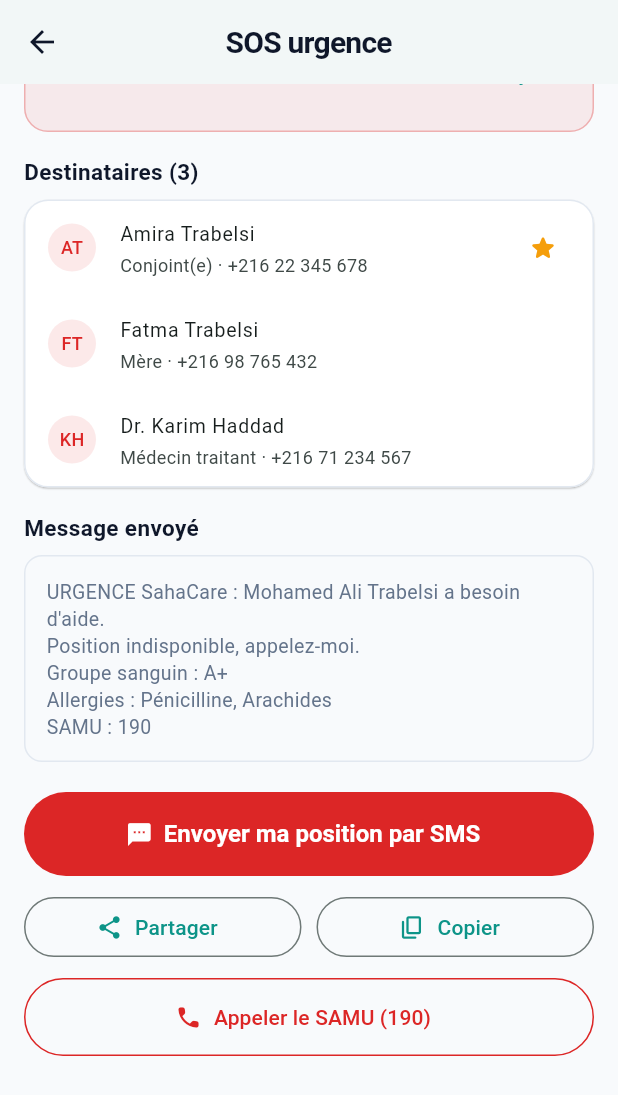
After one commit to mohamedalirom/SahaCare, a Flutter app: the EmergencySosPage screen opened directly, scrolled down 163 dp, after a tap on "Réessayer", on a phone screen of 412 x 824 dp. The commit adds this screen. Shown: the top 1095 px of the screen. Run offline on Flutter 3.47's test engine with Material 3 defaults, Android fonts, the phone set to English and light mode, and no system bars; our stand-ins replace connectivity_plus, file_picker, fl_chart, flutter_dotenv, flutter_local_notifications, flutter_map and 18 more; missing offline and left inert: dart:js_interop, google_mlkit_text_recognition, pdfx, slang; accounts and stored records are empty; generated files the repository leaves out were written again.

Commit message:
feat(urgence): bouton SOS qui envoie la position aux contacts d'urgence
- Écran SOS : localisation GPS, lien Google Maps, groupe sanguin et allergies dans le message
- SMS prêt à envoyer vers tous les contacts d'urgence (Android et iOS)
- Partager / copier le message sur web et ordinateur
- Appel direct du SAMU (190)
- Alerte possible même sans position (GPS coupé ou permission refusée)

```diff
--- /dev/null
+++ b/lib/features/medical_documents/data/services/emergency_alert_service.dart
@@ -0,0 +1,85 @@
+import 'package:flutter/foundation.dart';
+import 'package:geolocator/geolocator.dart';
+import 'package:url_launcher/url_launcher.dart';
+
+import '../../../appointments/nearby/data/datasources/location_service.dart';
+
+/// Numéro du SAMU en Tunisie
+const String samuNumber = '190';
+
+/// Position envoyée dans l'alerte
+class AlertLocation {
+  final double latitude;
+  final double longitude;
+
+  /// Précision en mètres (null si inconnue)
+  final double? accuracy;
+
+  const AlertLocation({required this.latitude, required this.longitude, this.accuracy});
+
+  factory AlertLocation.fromPosition(Position p) =>
+      AlertLocation(latitude: p.latitude, longitude: p.longitude, accuracy: p.accuracy);
+
+  /// Lien ouvrable sur n'importe quel téléphone (Google Maps, navigateur…)
+  String get mapsLink =>
+      'https://maps.google.com/?q=${latitude.toStringAsFixed(6)},${longitude.toStringAsFixed(6)}';
+}
+
+/// Bouton SOS : récupère la position et prépare le SMS d'alerte ou l'appel au SAMU.
+class EmergencyAlertService {
+  final LocationService _location;
+  final Future<bool> Function(Uri uri) _launch;
+
+  EmergencyAlertService({LocationService? location, Future<bool> Function(Uri uri)? launcher})
+    : _location = location ?? LocationService(),
+      _launch = launcher ?? ((uri) => launchUrl(uri, mode: LaunchMode.externalApplication));
+
+  /// L'envoi direct de SMS n'existe que sur téléphone (pas sur le web ni l'ordinateur)
+  bool get canSendSms =>
+      !kIsWeb && (defaultTargetPlatform == TargetPlatform.android || defaultTargetPlatform == TargetPlatform.iOS);
+
+  /// Position actuelle ; lève [LocationCustomException] si GPS coupé ou permission refusée
+  Future<AlertLocation> currentLocation() async =>
+      AlertLocation.fromPosition(await _location.getCurrentPosition());
+
+  Future<bool> openLocationSettings() => _location.openLocationSettings();
+
+  Future<bool> openAppSettings() => _location.openAppSettings();
+
+  /// Texte de l'alerte : identité, position (ou son absence) et infos vitales utiles aux secours
+  static String buildMessage({
+    String? senderName,
+    AlertLocation? location,
+    String? bloodGroup,
+    List<String> allergies = const [],
+  }) {
+    final who = (senderName == null || senderName.trim().isEmpty) ? 'Je' : senderName.trim();
+    final lines = <String>[
+      'URGENCE SahaCare : ${who == 'Je' ? 'j\'ai' : '$who a'} besoin d\'aide.',
+      if (location != null) ...[
+        'Ma position : ${location.mapsLink}',
+        if (location.accuracy != null) 'Précision : environ ${location.accuracy!.round()} m',
+      ] else
+        'Position indisponible, appelez-moi.',
+      if (bloodGroup != null && bloodGroup.trim().isNotEmpty) 'Groupe sanguin : ${bloodGroup.trim()}',
+      if (allergies.isNotEmpty) 'Allergies : ${allergies.join(', ')}',
+      'SAMU : $samuNumber',
+    ];
+    return lines.join('\n');
+  }
+
+  /// URI SMS multi-destinataires (format iOS ou Android), corps encodé en %20 et non en "+"
+  static Uri smsUri(List<String> phones, String body, {TargetPlatform? platform}) {
+    final recipients = phones.map((p) => p.replaceAll(RegExp(r'[^0-9+]'), '')).where((p) => p.isNotEmpty);
+    final encodedBody = Uri.encodeComponent(body);
+    if ((platform ?? defaultTargetPlatform) == TargetPlatform.iOS) {
+      return Uri.parse('sms:/open?addresses=${recipients.join(',')}&body=$encodedBody');
+    }
+    return Uri.parse('sms:${recipients.join(',')}?body=$encodedBody');
+  }
+
+  /// Ouvre l'application SMS avec le message prêt ; l'utilisateur n'a plus qu'à appuyer sur Envoyer
+  Future<bool> sendSms(List<String> phones, String body) => _launch(smsUri(phones, body));
+
+  Future<bool> call(String number) => _launch(Uri(scheme: 'tel', path: number));
+}
--- a/lib/features/medical_documents/presentation/providers/medical_documents_providers.dart
+++ b/lib/features/medical_documents/presentation/providers/medical_documents_providers.dart
@@ -7,6 +7,7 @@ import '../../../auth/services/auth_service.dart';
 import '../../data/datasources/medical_document_local_datasource.dart';
 import '../../data/repositories/medical_document_repository_impl.dart';
 import '../../data/services/document_file_picker.dart';
+import '../../data/services/emergency_alert_service.dart';
 import '../../domain/entities/attached_file.dart';
 import '../../domain/entities/emergency_contact.dart';
 import '../../domain/entities/emergency_profile.dart';
@@ -224,6 +225,9 @@ class EmergencyContactsNotifier extends Notifier<List<EmergencyContact>> {
 final emergencyContactsProvider =
     NotifierProvider<EmergencyContactsNotifier, List<EmergencyContact>>(EmergencyContactsNotifier.new);
 
+/// Bouton SOS : position + SMS + appel (remplacé par un faux dans les tests)
+final emergencyAlertServiceProvider = Provider<EmergencyAlertService>((ref) => EmergencyAlertService());
+
 /// Contact affiché sur la carte d'urgence et le QR code (null s'il n'y a aucun contact)
 final primaryEmergencyContactProvider = Provider<EmergencyContact?>((ref) {
   final contacts = ref.watch(emergencyContactsProvider);
--- /dev/null
+++ b/lib/features/medical_documents/presentation/screens/emergency_sos_page.dart
@@ -0,0 +1,320 @@
+import 'package:flutter/material.dart';
+import 'package:flutter/services.dart';
+import 'package:flutter_riverpod/flutter_riverpod.dart';
+import 'package:share_plus/share_plus.dart';
+
+import '../../../appointments/nearby/data/datasources/location_service.dart';
+import '../../data/services/emergency_alert_service.dart';
+import '../../domain/entities/emergency_contact.dart';
+import '../providers/medical_documents_providers.dart';
+import 'add_emergency_contact_page.dart';
+
+const _red = Color(0xFFDC2626);
+
+/// Écran SOS : localise l'utilisateur et envoie sa position à ses contacts d'urgence.
+class EmergencySosPage extends ConsumerStatefulWidget {
+  const EmergencySosPage({super.key});
+
+  @override
+  ConsumerState<EmergencySosPage> createState() => _EmergencySosPageState();
+}
+
+class _EmergencySosPageState extends ConsumerState<EmergencySosPage> {
+  AlertLocation? _location;
+  LocationCustomException? _locationError;
+  bool _locating = true;
+
+  @override
+  void initState() {
+    super.initState();
+    _locate();
+  }
+
+  Future<void> _locate() async {
+    setState(() {
+      _locating = true;
+      _locationError = null;
+    });
+    try {
+      final location = await ref.read(emergencyAlertServiceProvider).currentLocation();
+      if (mounted) setState(() => _location = location);
+    } on LocationCustomException catch (e) {
+      if (mounted) setState(() => _locationError = e);
+    } catch (e) {
+      if (mounted) {
+        setState(() => _locationError = LocationCustomException('Position introuvable : $e', LocationErrorType.unknown));
+      }
+    } finally {
+      if (mounted) setState(() => _locating = false);
+    }
+  }
+
+  String _message() {
+    final profile = ref.read(emergencyProfileProvider);
+    return EmergencyAlertService.buildMessage(
+      senderName: profile.fullName,
+      location: _location,
+      bloodGroup: profile.bloodGroup,
+      allergies: profile.allergies,
+    );
+  }
+
+  void _snack(String text, {bool error = false}) {
+    ScaffoldMessenger.of(context)
+      ..hideCurrentSnackBar()
+      ..showSnackBar(SnackBar(content: Text(text), backgroundColor: error ? _red : null));
+  }
+
+  Future<void> _sendSms(List<EmergencyContact> contacts) async {
+    final ok = await ref
+        .read(emergencyAlertServiceProvider)
+        .sendSms([for (final c in contacts) c.phone], _message());
+    if (!ok && mounted) _snack('Impossible d\'ouvrir l\'application SMS.', error: true);
+  }
+
+  Future<void> _share() async {
+    await SharePlus.instance.share(ShareParams(text: _message(), subject: 'URGENCE SahaCare'));
+  }
+
+  Future<void> _copy() async {
+    await Clipboard.setData(ClipboardData(text: _message()));
+    if (mounted) _snack('Message d\'alerte copié');
+  }
+
+  Future<void> _callSamu() async {
+    final ok = await ref.read(emergencyAlertServiceProvider).call(samuNumber);
+    if (!ok && mounted) _snack('Appel impossible depuis cet appareil. Composez le $samuNumber.', error: true);
+  }
+
+  @override
+  Widget build(BuildContext context) {
+    final service = ref.watch(emergencyAlertServiceProvider);
+    final contacts = ref.watch(emergencyContactsProvider);
+    // Contact principal en premier
+    final recipients = [...contacts]..sort((a, b) => (b.isPrimary ? 1 : 0) - (a.isPrimary ? 1 : 0));
+
+    return Scaffold(
+      appBar: AppBar(title: const Text('SOS urgence')),
+      body: ListView(
+        padding: const EdgeInsets.fromLTRB(16, 16, 16, 120),
+        children: [
+          _LocationCard(
+            locating: _locating,
+            location: _location,
+            error: _locationError,
+            onRetry: _locate,
+            onOpenSettings: _locationError?.type == LocationErrorType.serviceDisabled
+                ? service.openLocationSettings
+                : _locationError?.type == LocationErrorType.permissionDeniedForever
+                ? service.openAppSettings
+                : null,
+          ),
+          const SizedBox(height: 16),
+          Text(
+            recipients.isEmpty ? 'Aucun destinataire' : 'Destinataires (${recipients.length})',
+            style: const TextStyle(fontSize: 15, fontWeight: FontWeight.bold, color: Color(0xFF0F172A)),
+          ),
+          const SizedBox(height: 8),
+          if (recipients.isEmpty)
+            Card(
+              margin: EdgeInsets.zero,
+              child: ListTile(
+                leading: const Icon(Icons.person_add_alt_1_rounded, color: _red),
+                title: const Text('Ajoutez un contact d\'urgence'),
+                subtitle: const Text('Il recevra votre position en cas d\'alerte.'),
+                onTap: () =>
+                    Navigator.push(context, MaterialPageRoute(builder: (_) => const AddEmergencyContactPage())),
+              ),
+            )
+          else
+            Card(
+              margin: EdgeInsets.zero,
+              child: Column(
+                children: [
+                  for (final c in recipients)
+                    ListTile(
+                      dense: true,
+                      leading: CircleAvatar(
+                        radius: 16,
+                        backgroundColor: _red.withValues(alpha: 0.1),
+                        child: Text(c.initials, style: const TextStyle(fontSize: 12, color: _red)),
+                      ),
+                      title: Text(c.name),
+                      subtitle: Text('${c.relation} · ${c.phone}'),
+                      trailing: c.isPrimary
+                          ? const Icon(Icons.star_rounded, color: Color(0xFFF59E0B), size: 20)
+                          : null,
+                    ),
+                ],
+              ),
+            ),
+          const SizedBox(height: 16),
+          const Text(
+            'Message envoyé',
+            style: TextStyle(fontSize: 15, fontWeight: FontWeight.bold, color: Color(0xFF0F172A)),
+          ),
+          const SizedBox(height: 8),
+          Container(
+            padding: const EdgeInsets.all(14),
+            decoration: BoxDecoration(
+              color: const Color(0xFFF8FAFC),
+              borderRadius: BorderRadius.circular(12),
+              border: Border.all(color: const Color(0xFFE2E8F0)),
+            ),
+            child: SelectableText(_message(), style: const TextStyle(fontSize: 13, height: 1.4)),
+          ),
+          const SizedBox(height: 20),
+          if (service.canSendSms)
+            FilledButton.icon(
+              style: FilledButton.styleFrom(
+                backgroundColor: _red,
+                minimumSize: const Size.fromHeight(56),
+                textStyle: const TextStyle(fontSize: 16, fontWeight: FontWeight.bold),
+              ),
+              onPressed: recipients.isEmpty || _locating ? null : () => _sendSms(recipients),
+              icon: const Icon(Icons.sms_rounded),
+              label: const Text('Envoyer ma position par SMS'),
+            )
+          else
+            FilledButton.icon(
+              style: FilledButton.styleFrom(
+                backgroundColor: _red,
+                minimumSize: const Size.fromHeight(56),
+                textStyle: const TextStyle(fontSize: 16, fontWeight: FontWeight.bold),
+              ),
+              onPressed: _locating ? null : _share,
+              icon: const Icon(Icons.share_location_rounded),
+              label: const Text('Partager ma position'),
+            ),
+          const SizedBox(height: 10),
+          Row(
+            children: [
+              if (service.canSendSms) ...[
+                Expanded(
+                  child: OutlinedButton.icon(
+                    onPressed: _locating ? null : _share,
+                    icon: const Icon(Icons.share_rounded, size: 18),
+                    label: const Text('Partager'),
+                  ),
+                ),
+                const SizedBox(width: 10),
+              ],
+              Expanded(
+                child: OutlinedButton.icon(
+                  onPressed: _locating ? null : _copy,
+                  icon: const Icon(Icons.copy_rounded, size: 18),
+                  label: const Text('Copier'),
+                ),
+              ),
+            ],
+          ),
+          const SizedBox(height: 10),
+          OutlinedButton.icon(
+            style: OutlinedButton.styleFrom(
+              foregroundColor: _red,
+              side: const BorderSide(color: _red),
+              minimumSize: const Size.fromHeight(52),
+            ),
+            onPressed: _callSamu,
+            icon: const Icon(Icons.call_rounded),
+            label: const Text('Appeler le SAMU ($samuNumber)'),
+          ),
+        ],
+      ),
+    );
+  }
+}
+
+class _LocationCard extends StatelessWidget {
+  final bool locating;
+  final AlertLocation? location;
+  final LocationCustomException? error;
+  final VoidCallback onRetry;
+  final Future<bool> Function()? onOpenSettings;
+
+  const _LocationCard({
+    required this.locating,
+    required this.location,
+    required this.error,
+    required this.onRetry,
+    required this.onOpenSettings,
+  });
+
+  @override
+  Widget build(BuildContext context) {
+    final IconData icon;
+    final Color color;
+    final String title;
+    final String subtitle;
+
+    if (locating) {
+      icon = Icons.my_location_rounded;
+      color = const Color(0xFF0284C7);
+      title = 'Localisation en cours…';
+      subtitle = 'Autorisez l\'accès à votre position si le téléphone le demande.';
+    } else if (location != null) {
+      icon = Icons.location_on_rounded;
+      color = const Color(0xFF16A34A);
+      title = 'Position trouvée';
+      subtitle = [
+        '${location!.latitude.toStringAsFixed(5)}, ${location!.longitude.toStringAsFixed(5)}',
+        if (location!.accuracy != null) 'précision ~${location!.accuracy!.round()} m',
+      ].join(' · ');
+    } else {
+      icon = Icons.location_off_rounded;
+      color = _red;
+      title = 'Position indisponible';
+      subtitle = '${error?.message ?? 'Erreur inconnue.'}\nL\'alerte peut quand même être envoyée sans position.';
+    }
+
+    return Container(
+      padding: const EdgeInsets.all(14),
+      decoration: BoxDecoration(
+        color: color.withValues(alpha: 0.08),
+        borderRadius: BorderRadius.circular(16),
+        border: Border.all(color: color.withValues(alpha: 0.3)),
+      ),
+      child: Column(
+        crossAxisAlignment: CrossAxisAlignment.start,
+        children: [
+          Row(
+            crossAxisAlignment: CrossAxisAlignment.start,
+            children: [
+              if (locating)
+                const SizedBox(width: 28, height: 28, child: CircularProgressIndicator(strokeWidth: 3))
+              else
+                Icon(icon, color: color, size: 28),
+              const SizedBox(width: 12),
+              Expanded(
+                child: Column(
+                  crossAxisAlignment: CrossAxisAlignment.start,
+                  children: [
+                    Text(title, style: TextStyle(fontWeight: FontWeight.bold, color: color, fontSize: 15)),
+                    const SizedBox(height: 4),
+                    Text(subtitle, style: const TextStyle(fontSize: 13, color: Color(0xFF334155))),
+                  ],
+                ),
+              ),
+            ],
+          ),
+          if (!locating)
+            Align(
+              alignment: Alignment.centerRight,
+              child: Wrap(
+                spacing: 4,
+                children: [
+                  if (onOpenSettings != null)
+                    TextButton(onPressed: onOpenSettings, child: const Text('Paramètres')),
+                  TextButton.icon(
+                    onPressed: onRetry,
+                    icon: const Icon(Icons.refresh_rounded, size: 18),
+                    label: Text(location != null ? 'Actualiser' : 'Réessayer'),
+                  ),
+                ],
+              ),
+            ),
+        ],
+      ),
+    );
+  }
+}
--- a/lib/features/medical_documents/presentation/screens/home_documents_page.dart
+++ b/lib/features/medical_documents/presentation/screens/home_documents_page.dart
@@ -7,6 +7,7 @@ import '../widgets/section_header_card.dart';
 import 'analyses_page.dart';
 import 'emergency_contacts_page.dart';
 import 'emergency_medical_card_page.dart';
+import 'emergency_sos_page.dart';
 import 'medical_qr_page.dart';
 import 'medical_reports_page.dart';
 import 'prescriptions_page.dart';
@@ -86,8 +87,60 @@ class HomeDocumentsPage extends ConsumerWidget {
           _TileGrid(tiles: documentTiles),
           const SizedBox(height: 20),
           const _SectionTitle('Urgence'),
+          const _SosButton(),
+          const SizedBox(height: 12),
           _TileGrid(tiles: emergencyTiles),
         ],
+      ),
+    );
+  }
+}
+
+/// Gros bouton rouge : ouvre l'écran SOS (position envoyée aux contacts d'urgence)
+class _SosButton extends StatelessWidget {
+  const _SosButton();
+
+  @override
+  Widget build(BuildContext context) {
+    return Material(
+      color: const Color(0xFFDC2626),
+      borderRadius: BorderRadius.circular(18),
+      child: InkWell(
+        borderRadius: BorderRadius.circular(18),
+        onTap: () => Navigator.push(context, MaterialPageRoute(builder: (_) => const EmergencySosPage())),
+        child: const Padding(
+          padding: EdgeInsets.symmetric(horizontal: 18, vertical: 16),
+          child: Row(
+            children: [
+              CircleAvatar(
+                radius: 26,
+                backgroundColor: Colors.white,
+                child: Text(
+                  'SOS',
+                  style: TextStyle(color: Color(0xFFDC2626), fontWeight: FontWeight.w900, fontSize: 15),
+                ),
+              ),
+              SizedBox(width: 14),
+              Expanded(
+                child: Column(
+                  crossAxisAlignment: CrossAxisAlignment.start,
+                  children: [
+                    Text(
+                      'Bouton d\'urgence',
+                      style: TextStyle(color: Colors.white, fontSize: 17, fontWeight: FontWeight.bold),
+                    ),
+                    SizedBox(height: 2),
+                    Text(
+                      'Envoyer ma position à mes contacts d\'urgence',
+                      style: TextStyle(color: Colors.white, fontSize: 13),
+                    ),
+                  ],
+                ),
+              ),
+              Icon(Icons.share_location_rounded, color: Colors.white, size: 30),
+            ],
+          ),
+        ),
       ),
     );
   }
```
Also changed, not shown: 2 other files.
